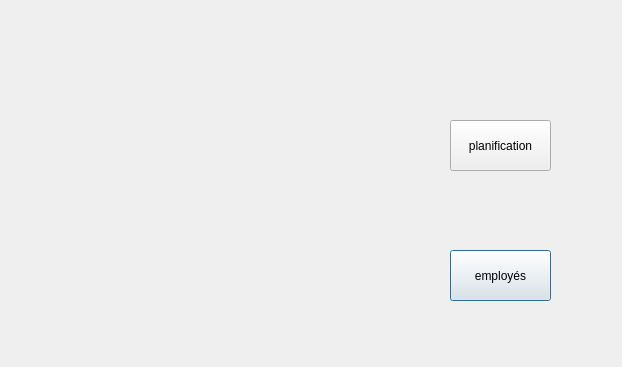
Qt form dir.ui (habbassi869/smart_munic_2A13) before a commit.
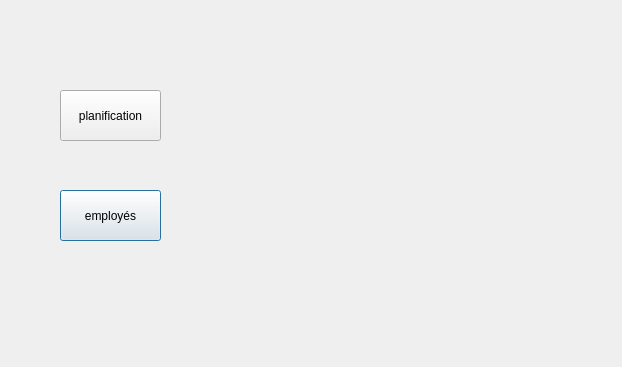
The same form after that commit. Icons and pictures are not drawn.

```diff
--- a/dir.ui
+++ b/dir.ui
@@ -19,8 +19,8 @@
   <widget class="QPushButton" name="pushEmp">
    <property name="geometry">
     <rect>
-     <x>450</x>
-     <y>250</y>
+     <x>60</x>
+     <y>190</y>
      <width>101</width>
      <height>51</height>
     </rect>
@@ -35,8 +35,8 @@
   <widget class="QPushButton" name="pushPlan">
    <property name="geometry">
     <rect>
-     <x>450</x>
-     <y>120</y>
+     <x>60</x>
+     <y>90</y>
      <width>101</width>
      <height>51</height>
     </rect>
```
